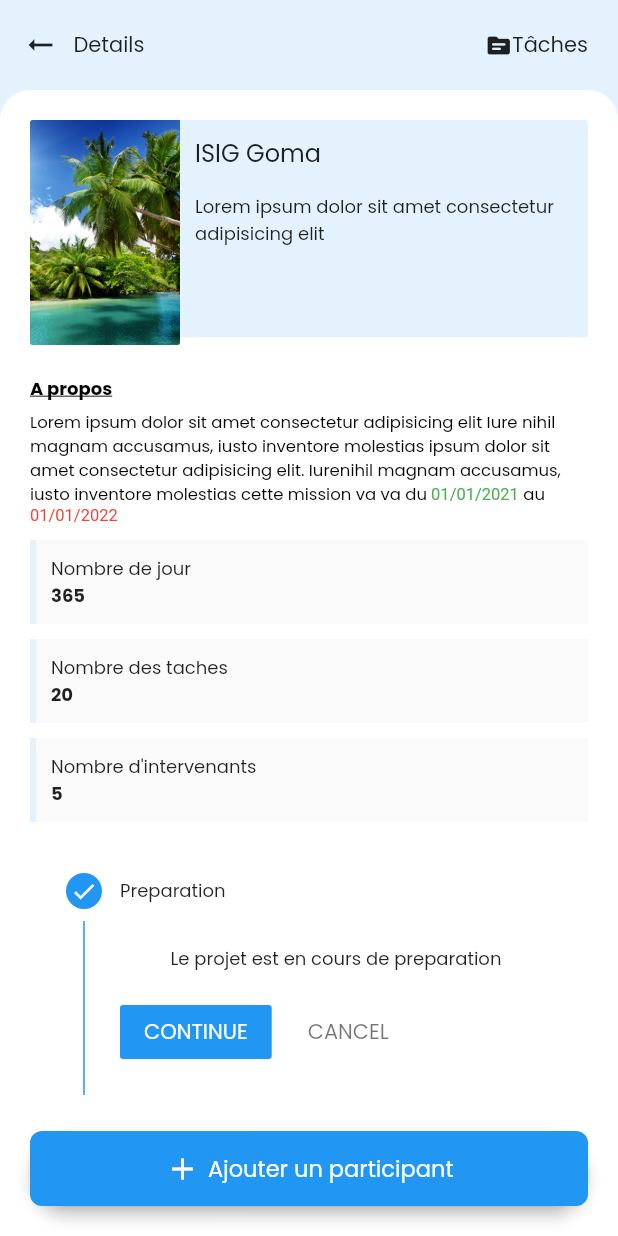
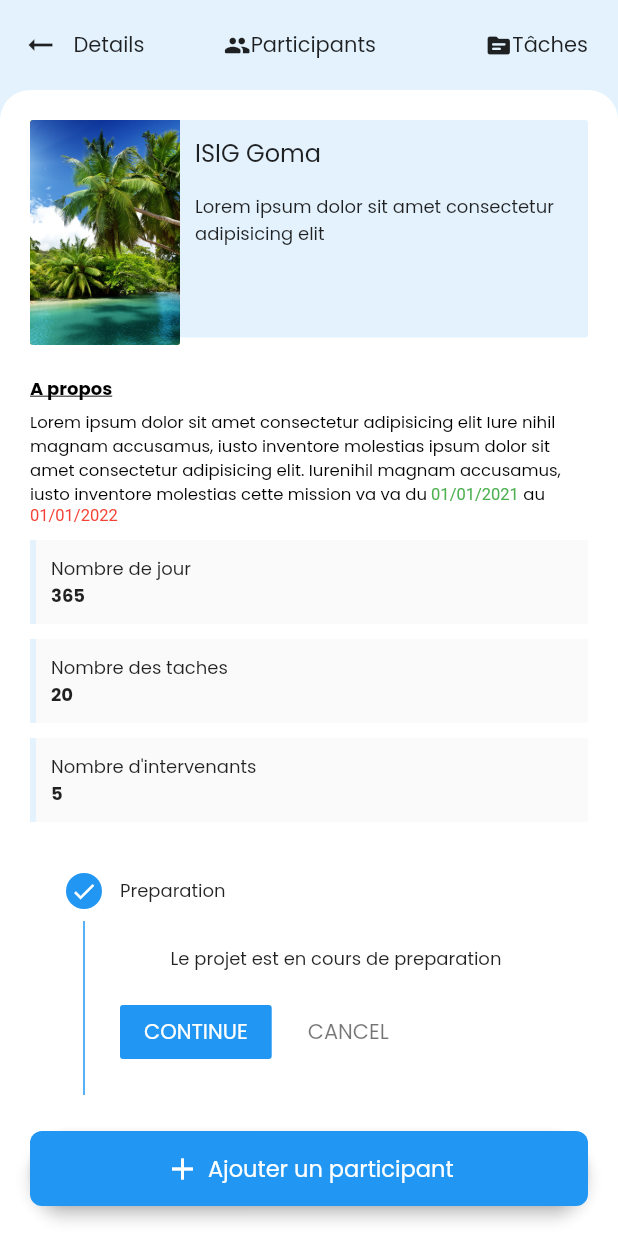
Before and after one commit to Optimus-ged/test_project, a Flutter app: the MissionDetails screen opened directly, on a phone screen of 412 x 824 dp. Run offline on Flutter 3.47's test engine with Material 2 defaults, Android fonts, the phone set to English and light mode, and no system bars; our stand-ins replace bloc, equatable, flutter_bloc, fluttertoast, get_it, image_picker and 1 more; accounts and stored records are empty.

Commit message:
Participants user interface created successfully

```diff
--- a/lib/ui/screens/mission_details.dart
+++ b/lib/ui/screens/mission_details.dart
@@ -112,6 +112,23 @@ class _MissionDetailsState extends State<MissionDetails> {
             ),
           ),
           Text('Details'),
+          Spacer(),
+          GestureDetector(
+            onTap: () => Navigator.of(context).push(
+              MaterialPageRoute(
+                builder: (context) => TasksPage(),
+              ),
+            ),
+            child: Container(
+              padding: EdgeInsets.symmetric(vertical: 10, horizontal: 20),
+              child: Row(
+                children: [
+                  Icon(Icons.people_rounded, size: 18),
+                  Text('Participants'),
+                ],
+              ),
+            ),
+          ),
           Spacer(),
           GestureDetector(
             onTap: () => Navigator.of(context).push(
```
